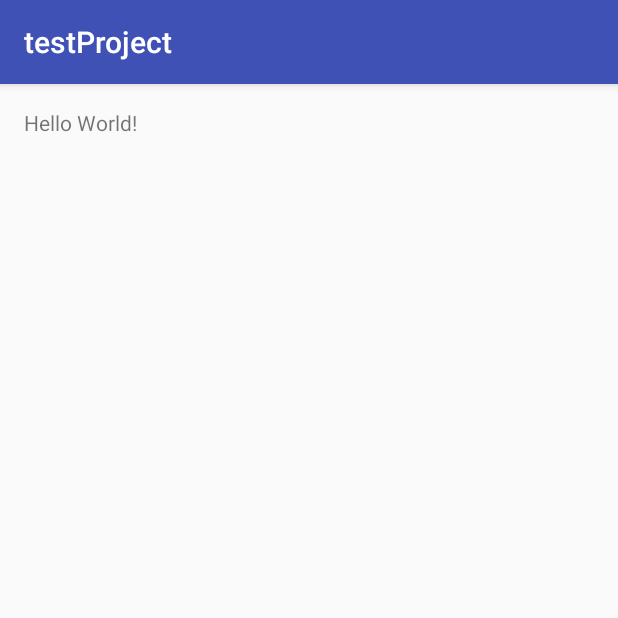
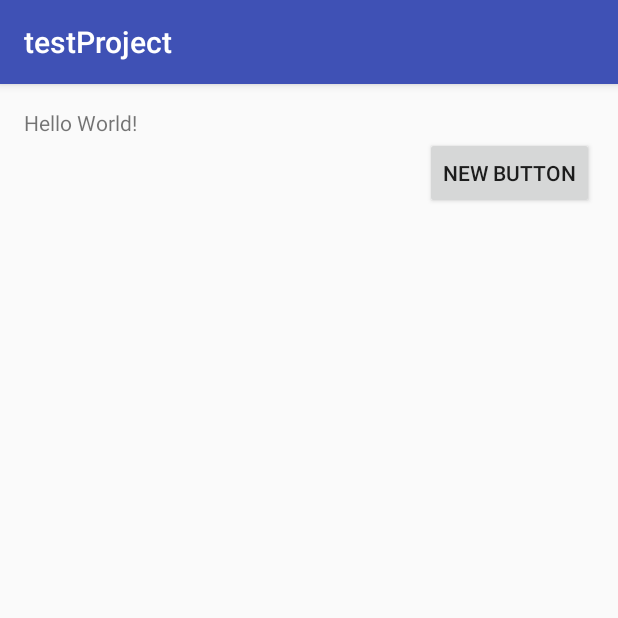
Before and after one commit to papo2014/testProject, an Android app: the screen it shows after launch (MainActivity), on a phone screen of 412 x 824 dp, the top half of it. Run offline under Robolectric (Android 15) with nearby library versions, the phone set to English and light mode, and no system bars.

Commit message:
第一次提交

```diff
--- a/app/src/main/res/layout/activity_main.xml
+++ b/app/src/main/res/layout/activity_main.xml
@@ -11,7 +11,18 @@
     tools:context="com.pj.test.testproject.MainActivity">
 
     <TextView
+        android:id="@+id/tv"
         android:text="Hello World!"
         android:layout_width="wrap_content"
         android:layout_height="wrap_content" />
+
+    <Button
+        android:layout_width="wrap_content"
+        android:layout_height="wrap_content"
+        android:text="New Button"
+        android:id="@+id/button"
+        android:layout_below="@+id/tv"
+        android:layout_alignParentRight="true"
+        android:layout_alignParentEnd="true" />
+
 </RelativeLayout>
```
